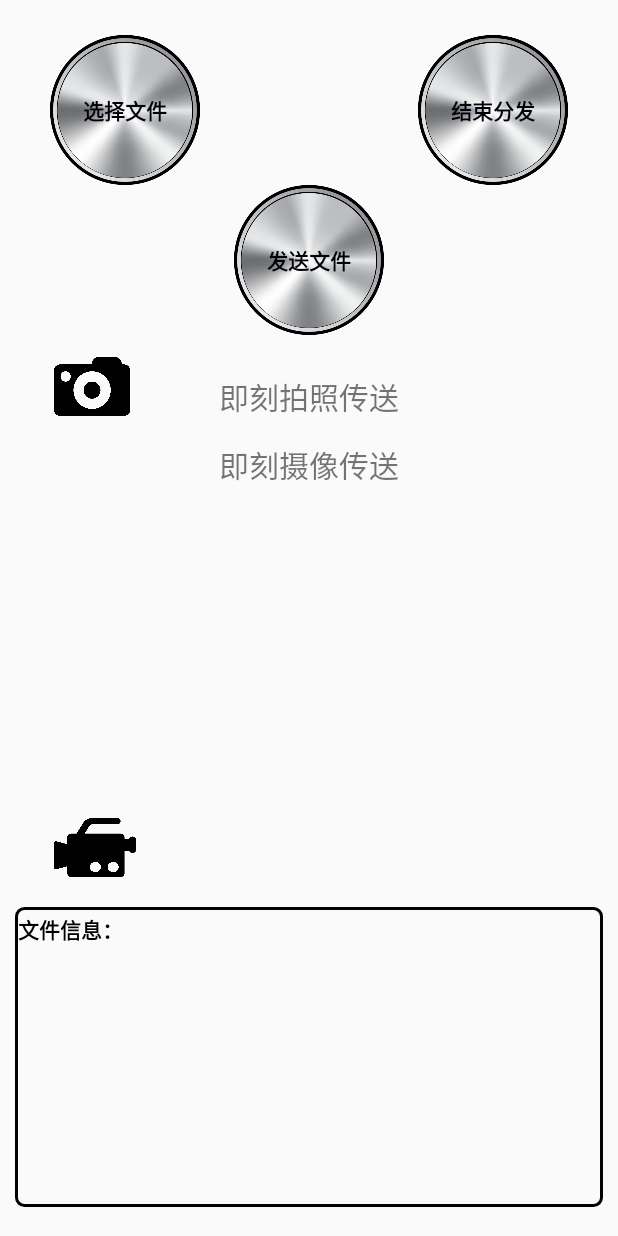
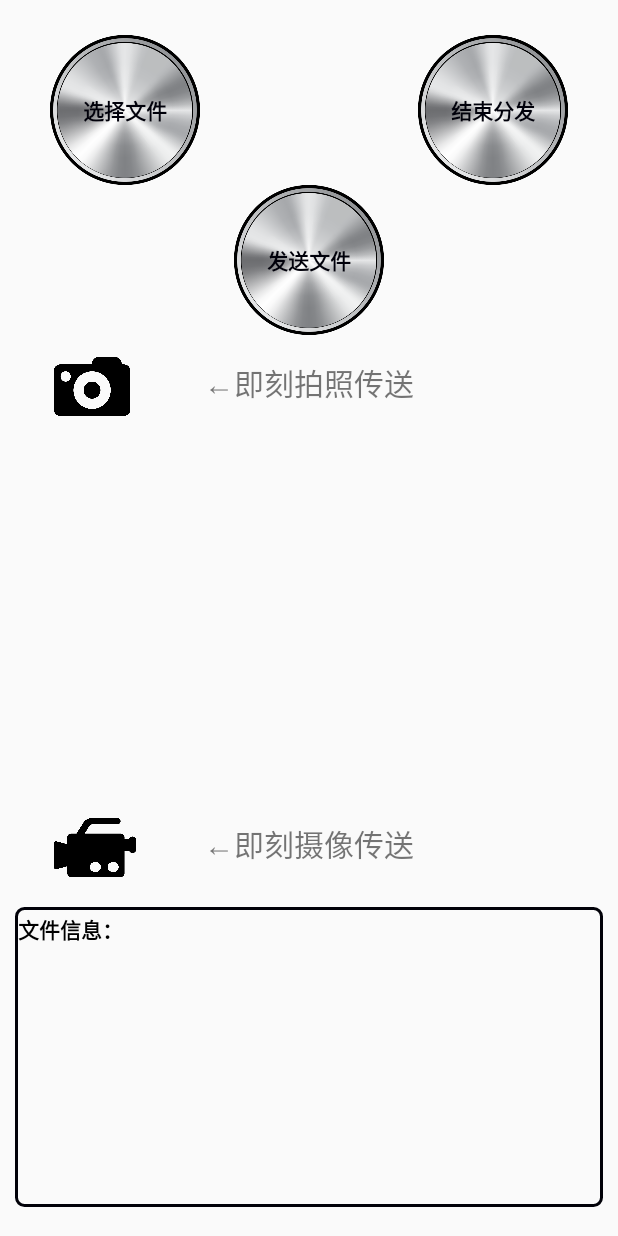
Before and after one commit to PrimeMHD/SuperWifiDirect, an Android app: the layout layout_fragment_file_distribute.xml on its own in the app's theme, with its tools: preview values and no code run, on a phone screen of 412 x 824 dp. Run offline under Robolectric (Android 15) with nearby library versions, the phone set to English and light mode, and no system bars.

Commit message:
基本完成版0.0

```diff
--- a/app/src/main/AndroidManifest.xml
+++ b/app/src/main/AndroidManifest.xml
@@ -12,7 +12,7 @@
 
     <application
         android:allowBackup="true"
-        android:icon="@mipmap/ic_launcher"
+        android:icon="@mipmap/desk"
         android:label="@string/app_name"
         android:roundIcon="@mipmap/ic_launcher_round"
         android:supportsRtl="true"
--- a/app/src/main/res/layout/layout_fragment_file_distribute.xml
+++ b/app/src/main/res/layout/layout_fragment_file_distribute.xml
@@ -69,9 +69,9 @@
         android:id="@+id/jikepai"
         android:layout_width="wrap_content"
         android:layout_height="wrap_content"
-        android:layout_alignBottom="@+id/button_PhotoAndTrans"
+        android:layout_alignBaseline="@+id/button_PhotoAndTrans"
         android:layout_centerHorizontal="true"
-        android:text="即刻拍照传送"
+        android:text="←即刻拍照传送"
         android:textSize="20sp" />
 
     <TextView
@@ -79,8 +79,8 @@
         android:layout_height="wrap_content"
         android:layout_below="@id/jikepai"
         android:layout_alignStart="@id/jikepai"
-        android:layout_marginTop="15dp"
-        android:text="即刻摄像传送"
+        android:layout_alignBaseline="@id/button_VideoAndTrans"
+        android:text="←即刻摄像传送"
         android:textSize="20sp" />
 
     <Button
```
Also changed, not shown: app/src/main/res/mipmap-anydpi-v26/desk.png (added), app/src/main/res/mipmap-hdpi/desk.png (added), app/src/main/res/mipmap-mdpi/desk.png (added), app/src/main/res/mipmap-xhdpi/desk.png (added), app/src/main/res/mipmap-xxhdpi/desk.png (added), app/src/main/res/mipmap-xxxhdpi/desk.png (added).
